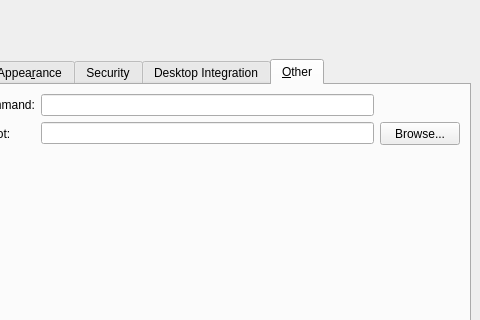
Qt form src/forms/SettingsDlg.ui (thooge/keepassx1) before a commit; both pictures show x 91 to 571 and y 0 to 320 of the 571 by 420 pixel window.
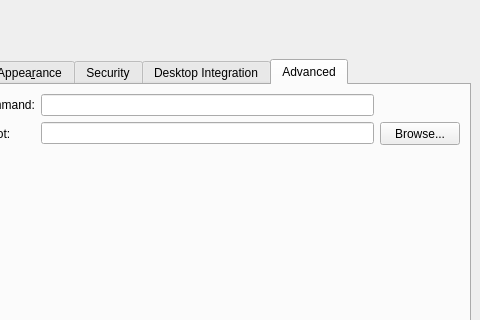
The same form after that commit. The open tabs and pages were chosen to show the change. Icons and pictures are not drawn.

```diff
--- a/src/forms/SettingsDlg.ui
+++ b/src/forms/SettingsDlg.ui
@@ -827,7 +827,7 @@
      </widget>
      <widget class="QWidget" name="tab" >
       <attribute name="title" >
-       <string>&amp;Other</string>
+       <string>Advanced</string>
       </attribute>
       <layout class="QVBoxLayout" >
        <property name="margin" >
```
Left out of the diff: 20 changed lines with no effect on the pictures.
